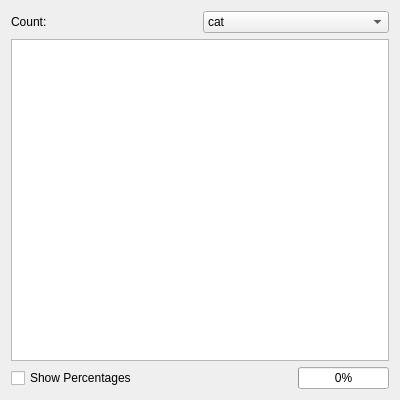
This is ui/StatisticsWindow.ui in rug-compling/dact as Qt 5 draws it before an edit. The edited form follows.
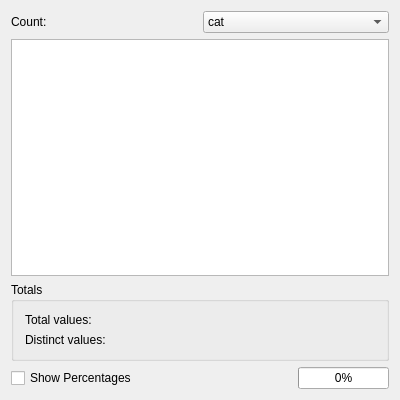
This is the edited form.

Commit message: StatisticsWindow: add number of distinct values.

The edit to the form file:
```diff
--- a/ui/StatisticsWindow.ui
+++ b/ui/StatisticsWindow.ui
@@ -91,6 +91,55 @@
      <addaction name="exportResultsAction"/>
     </widget>
    </item>
+   <item>
+    <widget class="QGroupBox" name="groupBox">
+     <property name="title">
+      <string>Totals</string>
+     </property>
+     <layout class="QVBoxLayout" name="verticalLayout_2">
+      <item>
+       <layout class="QFormLayout" name="formLayout">
+        <property name="formAlignment">
+         <set>Qt::AlignLeading|Qt::AlignLeft|Qt::AlignTop</set>
+        </property>
+        <item row="1" column="1">
+         <widget class="QLabel" name="distinctValuesLabel">
+          <property name="text">
+           <string/>
+          </property>
+         </widget>
+        </item>
+        <item row="1" column="0">
+         <widget class="QLabel" name="label">
+          <property name="text">
+           <string>Distinct values:</string>
+          </property>
+         </widget>
+        </item>
+        <item row="0" column="0">
+         <widget class="QLabel" name="label_2">
+          <property name="text">
+           <string>Total values:</string>
+          </property>
+         </widget>
+        </item>
+        <item row="0" column="1">
+         <widget class="QLabel" name="totalHitsLabel">
+          <property name="toolTip">
+           <string>Total values found</string>
+          </property>
+          <property name="text">
+           <string/>
+          </property>
+         </widget>
+        </item>
+       </layout>
+      </item>
+     </layout>
+     <zorder>formLayoutWidget</zorder>
+     <zorder>label</zorder>
+    </widget>
+   </item>
    <item>
     <layout class="QHBoxLayout" name="horizontalLayout">
      <item>
@@ -113,16 +162,6 @@
        </property>
       </spacer>
      </item>
-     <item>
-      <widget class="QLabel" name="totalHitsLabel">
-       <property name="toolTip">
-        <string>Total values found</string>
-       </property>
-       <property name="text">
-        <string/>
-       </property>
-      </widget>
-     </item>
      <item>
       <widget class="QProgressBar" name="filterProgress">
        <property name="enabled">
```
Left out of the diff: 10 changed lines with no effect on the pictures. The commit also changes 1 other file.
